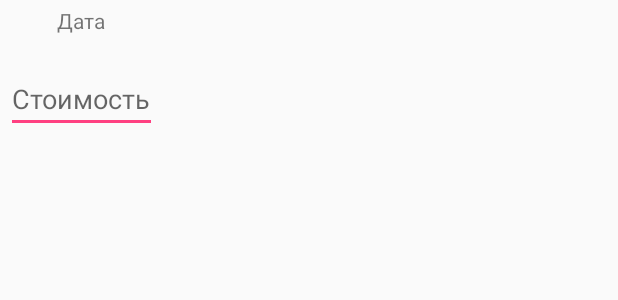
After one commit to Rubykus/Diplom, an Android app: the layout dialog_check.xml on its own in the app's theme, with its tools: preview values and no code run, on a phone screen of 412 x 824 dp. The commit adds this screen. Shown: the top 300 px of the screen. Run offline under Robolectric (Android 15) with nearby library versions, the phone set to English and light mode, and no system bars.

Commit message:
full working categories and check without design

```diff
--- /dev/null
+++ b/app/src/main/res/layout/dialog_check.xml
@@ -0,0 +1,27 @@
+<LinearLayout xmlns:android="http://schemas.android.com/apk/res/android"
+    android:id="@+id/addCatLL"
+    android:orientation="vertical"
+    android:layout_width="wrap_content"
+    android:layout_height="wrap_content">
+    <TextView
+        android:id="@+id/dateAddCheck"
+        android:layout_width="wrap_content"
+        android:layout_height="wrap_content"
+        android:layout_marginTop="4dp"
+        android:layout_marginLeft="4dp"
+        android:layout_marginRight="4dp"
+        android:layout_marginBottom="16dp"
+        android:text="@string/date"
+        android:layout_gravity="center_horizontal"/>
+    <EditText
+        android:id="@+id/costAddCheck"
+        android:inputType="numberDecimal"
+        android:layout_width="wrap_content"
+        android:layout_height="wrap_content"
+        android:layout_marginTop="4dp"
+        android:layout_marginLeft="4dp"
+        android:layout_marginRight="4dp"
+        android:layout_marginBottom="16dp"
+        android:hint="@string/cost"
+        android:layout_gravity="center_horizontal"/>
+</LinearLayout>
--- a/app/src/main/res/values/strings.xml
+++ b/app/src/main/res/values/strings.xml
@@ -18,6 +18,9 @@
     <string name="cancle">Отмена</string>
     <string name="cat_name">Название категори</string>
     <string name="new_cat">Новая категория</string>
+    <string name="new_check">Новый чек</string>
     <string name="edit_cat">Изменить категорию</string>
+    <string name="date">Дата</string>
+    <string name="cost">Стоимость</string>
 
 </resources>
```
Also changed, not shown: app/src/main/java/com/rubykus/hats/Categories.java (+4 -4 lines), app/src/main/java/com/rubykus/hats/Check.java (+94 -7 lines), app/src/main/java/com/rubykus/hats/Good.java (+10 -10 lines), app/src/main/java/com/rubykus/hats/Sale.java (+10 -10 lines), app/src/main/res/layout/dialog_cat.xml (renamed from app/src/main/res/layout/dialog.xml).
